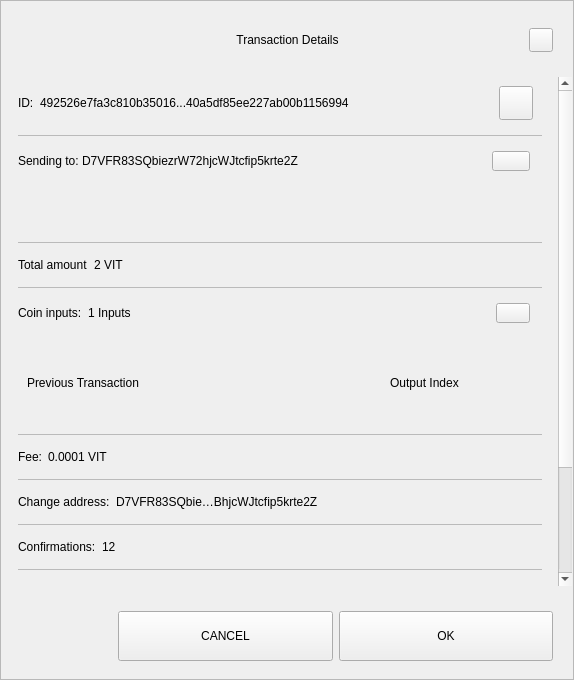
Qt form src/qt/vitae/forms/sendconfirmdialog.ui (VitaeTeam/Vitae) before a commit.
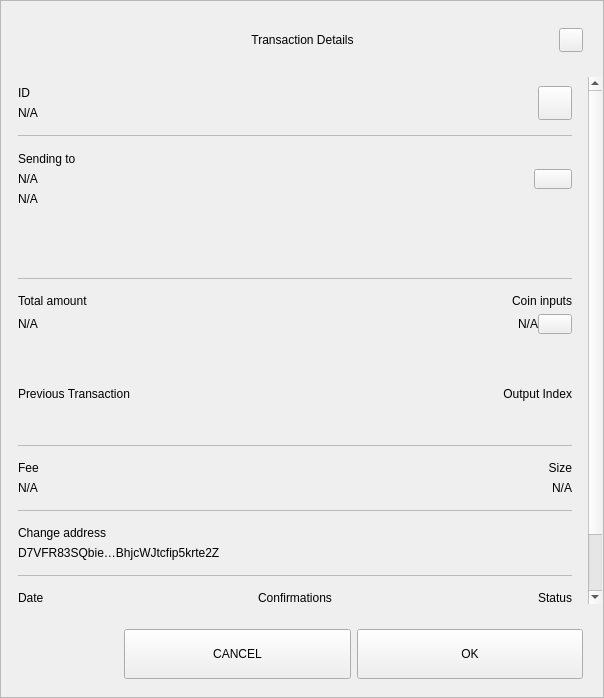
The same form after that commit.

Commit message:
Merge #1447: [GUI] Add address-label to sendconfirm-popup
4059ed849db54bbbc96bfde9f4153bab61b2ca26 [GUI] Add address-label to sendconfirm-popup (random-zebra)

Pull request description:

  Replaces #1311

ACKs for top commit:
  furszy:
    Nice work, tested ACK 4059ed8
  Fuzzbawls:
    ACK 4059ed849db54bbbc96bfde9f4153bab61b2ca26

Tree-SHA512: d2acfcc4cd5449e535081e5fcd8316f4fb0ab34d73b68bc88d9301afb7a384fc986e6b4cc0a5f02258dda0c1848f547e86f776232a3bc83dc38357e9cdc53836

# Conflicts:
#	src/qt/vitae/forms/sendconfirmdialog.ui

What changed in the file:
```diff
--- a/src/qt/vitae/forms/sendconfirmdialog.ui
+++ b/src/qt/vitae/forms/sendconfirmdialog.ui
@@ -6,8 +6,8 @@
    <rect>
     <x>0</x>
     <y>0</y>
-    <width>574</width>
-    <height>680</height>
+    <width>604</width>
+    <height>698</height>
    </rect>
   </property>
   <property name="sizePolicy">
@@ -218,8 +218,8 @@
              <rect>
               <x>0</x>
               <y>0</y>
-              <width>556</width>
-              <height>672</height>
+              <width>586</width>
+              <height>644</height>
              </rect>
             </property>
             <property name="autoFillBackground">
@@ -263,10 +263,15 @@
                 </property>
                 <item>
                  <widget class="QWidget" name="contentID" native="true">
-                  <layout class="QHBoxLayout" name="horizontalLayout_12" stretch="0,1,0">
+                  <layout class="QHBoxLayout" name="horizontalLayout_12" stretch="0,0">
                    <property name="leftMargin">
                     <number>0</number>
                    </property>
+                   <property name="rightMargin">
+                    <number>0</number>
+                   </property>
+                   <item>
+                    <layout class="QVBoxLayout" name="contentID_int">
                    <item>
                     <widget class="QLabel" name="labelId">
                      <property name="maximumSize">
@@ -276,16 +281,18 @@
                       </size>
                      </property>
                      <property name="text">
-                      <string>ID:</string>
+                        <string>ID</string>
                      </property>
                     </widget>
                    </item>
                    <item>
                     <widget class="QLabel" name="textId">
                      <property name="text">
-                      <string>492526e7fa3c810b35016...40a5df85ee227ab00b1156994</string>
-                     </property>
-                    </widget>
+                        <string notr="true">N/A</string>
+                       </property>
+                      </widget>
+                     </item>
+                    </layout>
                    </item>
                    <item>
                     <widget class="QPushButton" name="pushCopy">
@@ -319,7 +326,7 @@
                  </widget>
                 </item>
                 <item>
-                 <widget class="QLabel" name="labelDivider9">
+                 <widget class="QLabel" name="labelDividerID">
                   <property name="maximumSize">
                    <size>
                     <width>16777215</width>
@@ -335,16 +342,36 @@
                  </widget>
                 </item>
                 <item>
-                 <widget class="QWidget" name="contentOutputs" native="true">
-                  <layout class="QHBoxLayout" name="horizontalLayout_11" stretch="0,3,0">
+                 <widget class="QWidget" name="contentOutputsLabel" native="true">
+                  <layout class="QHBoxLayout" name="horizontalLayout_11" stretch="0,0">
                    <property name="spacing">
+                    <number>6</number>
+                   </property>
+                   <property name="leftMargin">
                     <number>0</number>
                    </property>
+                   <property name="topMargin">
+                    <number>9</number>
+                   </property>
+                   <property name="rightMargin">
+                    <number>0</number>
+                   </property>
+                   <property name="bottomMargin">
+                    <number>9</number>
+                   </property>
+                   <item>
+                    <layout class="QVBoxLayout" name="contentOutputsLabel_int">
                    <property name="leftMargin">
                     <number>0</number>
                    </property>
+                     <property name="topMargin">
+                      <number>1</number>
+                     </property>
                    <property name="rightMargin">
-                    <number>12</number>
+                      <number>6</number>
+                     </property>
+                     <property name="bottomMargin">
+                      <number>1</number>
                    </property>
                    <item>
                     <widget class="QLabel" name="labelSend">
@@ -355,16 +382,43 @@
                       </size>
                      </property>
                      <property name="text">
-                      <string>Sending to: </string>
+                        <string>Sending to</string>
+                       </property>
+                      </widget>
+                     </item>
+                     <item>
+                      <widget class="QWidget" name="widget" native="true">
+                       <layout class="QVBoxLayout" name="verticalLayout_6">
+                        <property name="leftMargin">
+                         <number>0</number>
+                        </property>
+                        <property name="topMargin">
+                         <number>0</number>
+                        </property>
+                        <property name="rightMargin">
+                         <number>0</number>
+                        </property>
+                        <property name="bottomMargin">
+                         <number>0</number>
+                        </property>
+                        <item>
+                         <widget class="QLabel" name="textSendLabel">
+                          <property name="text">
+                           <string notr="true">N/A</string>
                      </property>
                     </widget>
                    </item>
                    <item>
                     <widget class="QLabel" name="textSend">
                      <property name="text">
-                      <string>D7VFR83SQbiezrW72hjcWJtcfip5krte2Z </string>
-                     </property>
-                    </widget>
+                           <string notr="true">N/A</string>
+                          </property>
+                         </widget>
+                        </item>
+                       </layout>
+                      </widget>
+                     </item>
+                    </layout>
                    </item>
                    <item>
                     <widget class="QPushButton" name="pushOutputs">
@@ -415,7 +469,7 @@
                     <rect>
                      <x>0</x>
                      <y>0</y>
-                     <width>522</width>
+                     <width>552</width>
                      <height>48</height>
                     </rect>
                    </property>
@@ -428,7 +482,7 @@
                  </widget>
                 </item>
                 <item>
-                 <widget class="QLabel" name="labelDivider8">
+                 <widget class="QLabel" name="labelDividerOutputs">
                   <property name="maximumSize">
                    <size>
                     <width>16777215</width>
@@ -444,12 +498,31 @@
                  </widget>
                 </item>
                 <item>
-                 <widget class="QWidget" name="contentAmount" native="true">
-                  <layout class="QHBoxLayout" name="horizontalLayout_4" stretch="0,1">
+                 <widget class="QWidget" name="gridAmounts" native="true">
+                  <layout class="QGridLayout" name="contentAmountInputs">
                    <property name="leftMargin">
                     <number>0</number>
                    </property>
-                   <item>
+                   <property name="topMargin">
+                    <number>9</number>
+                   </property>
+                   <property name="rightMargin">
+                    <number>0</number>
+                   </property>
+                   <property name="bottomMargin">
+                    <number>9</number>
+                   </property>
+                   <property name="horizontalSpacing">
+                    <number>12</number>
+                   </property>
+                   <item row="1" column="0">
+                    <widget class="QLabel" name="textAmount">
+                     <property name="text">
+                      <string notr="true">N/A</string>
+                     </property>
+                    </widget>
+                   </item>
+                   <item row="0" column="0">
                     <widget class="QLabel" name="labelAmount">
                      <property name="maximumSize">
                       <size>
@@ -462,42 +535,7 @@
                      </property>
                     </widget>
                    </item>
-                   <item>
-                    <widget class="QLabel" name="textAmount">
-                     <property name="text">
-                      <string>2 VIT</string>
-                     </property>
-                    </widget>
-                   </item>
-                  </layout>
-                 </widget>
-                </item>
-                <item>
-                 <widget class="QLabel" name="labelDivider6">
-                  <property name="maximumSize">
-                   <size>
-                    <width>16777215</width>
-                    <height>1</height>
-                   </size>
-                  </property>
-                  <property name="styleSheet">
-                   <string notr="true">background-color:#bababa;</string>
-                  </property>
-                  <property name="text">
-                   <string/>
-                  </property>
-                 </widget>
-                </item>
-                <item>
-                 <widget class="QWidget" name="contentInputs" native="true">
-                  <layout class="QHBoxLayout" name="horizontalLayout" stretch="0,2,0">
-                   <property name="leftMargin">
-                    <number>0</number>
-                   </property>
-                   <property name="rightMargin">
-                    <number>12</number>
-                   </property>
-                   <item>
+                   <item row="0" column="3">
                     <widget class="QLabel" name="labelInputs">
                      <property name="sizePolicy">
                       <sizepolicy hsizetype="Minimum" vsizetype="Preferred">
@@ -512,14 +550,22 @@
                       </size>
                      </property>
                      <property name="text">
-                      <string>Coin inputs:</string>
+                      <string>Coin inputs</string>
+                     </property>
+                     <property name="alignment">
+                      <set>Qt::AlignRight|Qt::AlignTrailing|Qt::AlignVCenter</set>
                      </property>
                     </widget>
                    </item>
+                   <item row="1" column="3">
+                    <layout class="QHBoxLayout" name="horizontalLayout">
                    <item>
                     <widget class="QLabel" name="textInputs">
                      <property name="text">
-                      <string>1 Inputs</string>
+                        <string notr="true">N/A</string>
+                       </property>
+                       <property name="alignment">
+                        <set>Qt::AlignRight|Qt::AlignTrailing|Qt::AlignVCenter</set>
                      </property>
                     </widget>
                    </item>
@@ -534,6 +580,9 @@
                      <property name="focusPolicy">
                       <enum>Qt::NoFocus</enum>
                      </property>
+                       <property name="layoutDirection">
+                        <enum>Qt::LeftToRight</enum>
+                       </property>
                      <property name="styleSheet">
                       <string notr="true"/>
                      </property>
@@ -541,6 +590,8 @@
                       <string/>
                      </property>
                     </widget>
+                     </item>
+                    </layout>
                    </item>
                   </layout>
                  </widget>
@@ -559,13 +610,41 @@
                     <height>90</height>
                    </size>
                   </property>
-                  <layout class="QGridLayout" name="gridLayoutInput" columnstretch="5,2" rowminimumheight="0">
+                  <property name="lineWidth">
+                   <number>0</number>
+                  </property>
+                  <layout class="QGridLayout" name="gridLayoutInput" columnstretch="5,0">
                    <property name="sizeConstraint">
                     <enum>QLayout::SetMaximumSize</enum>
                    </property>
+                   <property name="leftMargin">
+                    <number>0</number>
+                   </property>
+                   <property name="rightMargin">
+                    <number>0</number>
+                   </property>
                    <property name="verticalSpacing">
                     <number>0</number>
                    </property>
+                   <item row="0" column="1">
+                    <widget class="QLabel" name="labelOutputIndex">
+                     <property name="layoutDirection">
+                      <enum>Qt::LeftToRight</enum>
+                     </property>
+                     <property name="text">
+                      <string>Output Index</string>
+                     </property>
+                     <property name="textFormat">
+                      <enum>Qt::AutoText</enum>
+                     </property>
+                     <property name="alignment">
+                      <set>Qt::AlignRight|Qt::AlignTrailing|Qt::AlignVCenter</set>
+                     </property>
+                     <property name="margin">
+                      <number>0</number>
+                     </property>
+                    </widget>
+                   </item>
                    <item row="0" column="0" alignment="Qt::AlignLeft">
                     <widget class="QLabel" name="labelTitlePrevTx">
                      <property name="text">
@@ -573,21 +652,11 @@
                      </property>
                     </widget>
                    </item>
-                   <item row="0" column="1" alignment="Qt::AlignLeft">
-                    <widget class="QLabel" name="labelOutputIndex">
-                     <property name="text">
-                      <string>Output Index</string>
-                     </property>
-                     <property name="alignment">
-                      <set>Qt::AlignCenter</set>
-                     </property>
-                    </widget>
-                   </item>
                   </layout>
                  </widget>
                 </item>
                 <item>
-                 <widget class="QLabel" name="labelDivider1">
+                 <widget class="QLabel" name="labelDividerPrevtx">
                   <property name="maximumSize">
                    <size>
                     <width>16777215</width>
@@ -603,9 +672,19 @@
                  </widget>
                 </item>
                 <item>
-                 <widget class="QWidget" name="contentFee" native="true">
-                  <layout class="QHBoxLayout" name="horizontalLayout_7" stretch="0,1">
-                   <property name="leftMargin">
+                 <layout class="QHBoxLayout" name="contentFeeSize">
+                  <property name="topMargin">
+                   <number>9</number>
+                  </property>
+                  <property name="bottomMargin">
+                   <number>9</number>
+                  </property>
+                  <item>
+                   <layout class="QVBoxLayout" name="contentFee">
+                    <property name="topMargin">
+                     <number>0</number>
+                    </property>
+                    <property name="bottomMargin">
                     <number>0</number>
                    </property>
                    <item>
@@ -617,22 +696,64 @@
                       </size>
                      </property>
                      <property name="text">
-                      <string>Fee:</string>
+                       <string>Fee</string>
                      </property>
                     </widget>
                    </item>
                    <item>
                     <widget class="QLabel" name="textFee">
                      <property name="text">
-                      <string>0.0001 VIT</string>
+                       <string notr="true">N/A</string>
                      </property>
                     </widget>
                    </item>
                   </layout>
+                  </item>
+                  <item>
+                   <widget class="QWidget" name="contentSize" native="true">
+                    <layout class="QVBoxLayout" name="contentSize_layout">
+                     <property name="topMargin">
+                      <number>0</number>
+                     </property>
+                     <property name="rightMargin">
+                      <number>0</number>
+                     </property>
+                     <property name="bottomMargin">
+                      <number>0</number>
+                     </property>
+                     <item>
+                      <widget class="QLabel" name="labelSize">
+                       <property name="maximumSize">
+                        <size>
+                         <width>16777215</width>
+                         <height>16777215</height>
+                        </size>
+                       </property>
+                       <property name="text">
+                        <string>Size</string>
+                       </property>
+                       <property name="alignment">
+                        <set>Qt::AlignRight|Qt::AlignTrailing|Qt::AlignVCenter</set>
+                       </property>
                  </widget>
                 </item>
                 <item>
-                 <widget class="QLabel" name="labelDivider2">
+                      <widget class="QLabel" name="textSize">
+                       <property name="text">
+                        <string notr="true">N/A</string>
+                       </property>
+                       <property name="alignment">
+                        <set>Qt::AlignRight|Qt::AlignTrailing|Qt::AlignVCenter</set>
+                       </property>
+                      </widget>
+                     </item>
+                    </layout>
+                   </widget>
+                  </item>
+                 </layout>
+                </item>
+                <item>
+                 <widget class="QLabel" name="labelDividerFeeSize">
                   <property name="maximumSize">
                    <size>
                     <width>16777215</width>
@@ -649,10 +770,19 @@
                 </item>
                 <item>
                  <widget class="QWidget" name="contentChangeAddress" native="true">
-                  <layout class="QHBoxLayout" name="horizontalLayout_6" stretch="0,1">
+                  <layout class="QVBoxLayout" name="contentChangeAddress_layout">
                    <property name="leftMargin">
                     <number>0</number>
                    </property>
+                   <property name="topMargin">
+                    <number>9</number>
+                   </property>
+                   <property name="rightMargin">
+                    <number>0</number>
+                   </property>
+                   <property name="bottomMargin">
+                    <number>9</number>
+                   </property>
                    <item>
                     <widget class="QLabel" name="labelChange">
                      <property name="maximumSize">
@@ -662,7 +792,7 @@
                       </size>
                      </property>
                      <property name="text">
-                      <string>Change address:</string>
+                      <string>Change address</string>
                      </property>
                     </widget>
                    </item>
@@ -677,7 +807,7 @@
                  </widget>
                 </item>
                 <item>
-                 <widget class="QLabel" name="labelDivider4">
+                 <widget class="QLabel" name="labelDividerChange">
                   <property name="maximumSize">
                    <size>
                     <width>16777215</width>
@@ -693,12 +823,25 @@
                  </widget>
                 </item>
                 <item>
-                 <widget class="QWidget" name="contentConfirmations" native="true">
-                  <layout class="QHBoxLayout" name="horizontalLayout_8" stretch="0,1">
+                 <widget class="QWidget" name="gridConfDateStatus" native="true">
+                  <layout class="QGridLayout" name="contentConfDateStatus">
                    <property name="leftMargin">
                     <number>0</number>
                    </property>
-                   <item>
+                   <property name="rightMargin">
+                    <number>0</number>
+                   </property>
+                   <item row="1" column="3">
+                    <widget class="QLabel" name="textStatus">
+                     <property name="text">
+                      <string>Spendable</string>
+                     </property>
+                     <property name="alignment">
+                      <set>Qt::AlignRight|Qt::AlignTrailing|Qt::AlignVCenter</set>
+                     </property>
+                    </widget>
+                   </item>
+                   <item row="0" column="1">
                     <widget class="QLabel" name="labelConfirmations">
                      <property name="maximumSize">
                       <size>
@@ -707,88 +850,40 @@
                       </size>
                      </property>
                      <property name="text">
-                      <string>Confirmations:</string>
+                      <string>Confirmations</string>
                      </property>
+                     <property name="alignment">
+                      <set>Qt::AlignCenter</set>
+                     </property>
                     </widget>
                    </item>
-                   <item>
+                   <item row="0" column="3">
+                    <widget class="QLabel" name="labelStatus">
+                     <property name="maximumSize">
+                      <size>
+                       <width>16777215</width>
+                       <height>16777215</height>
+                      </size>
+                     </property>
+                     <property name="text">
+                      <string>Status</string>
+                     </property>
+                     <property name="alignment">
+                      <set>Qt::AlignRight|Qt::AlignTrailing|Qt::AlignVCenter</set>
+                     </property>
+                    </widget>
+                   </item>
+                   <item row="1" column="1">
                     <widget class="QLabel" name="textConfirmations">
                      <property name="text">
-                      <string>12</string>
+                      <string notr="true">N/A</string>
                      </property>
-                    </widget>
-                   </item>
-                  </layout>
-                 </widget>
-                </item>
-                <item>
-                 <widget class="QLabel" name="labelDivider7">
-                  <property name="maximumSize">
-                   <size>
-                    <width>16777215</width>
-                    <height>1</height>
-                   </size>
-                  </property>
-                  <property name="styleSheet">
-                   <string notr="true">background-color:#bababa;</string>
-                  </property>
-                  <property name="text">
-                   <string/>
-                  </property>
-                 </widget>
-                </item>
-                <item>
-                 <widget class="QWidget" name="contentSize" native="true">
-                  <layout class="QHBoxLayout" name="horizontalLayout_9" stretch="0,1">
-                   <property name="leftMargin">
-                    <number>0</number>
-                   </property>
-                   <item>
-                    <widget class="QLabel" name="labelSize">
-                     <property name="maximumSize">
-                      <size>
-                       <width>16777215</width>
-                       <height>16777215</height>
-                      </size>
-                     </property>
-                     <property name="text">
-                      <string>Size:</string>
-                     </property>
-                    </widget>
-                   </item>
-                   <item>
-                    <widget class="QLabel" name="textSize">
-                     <property name="text">
-                      <string>2 kB</string>
-                     </property>
-                    </widget>
-                   </item>
-                  </layout>
-                 </widget>
-                </item>
-                <item>
-                 <widget class="QLabel" name="labelDivider3">
-                  <property name="maximumSize">
-                   <size>
-                    <width>16777215</width>
-                    <height>1</height>
-                   </size>
-                  </property>
-                  <property name="styleSheet">
-                   <string notr="true">background-color:#bababa;</string>
-                  </property>
-                  <property name="text">
-                   <string/>
-                  </property>
-                 </widget>
-                </item>
-                <item>
-                 <widget class="QWidget" name="contentDate" native="true">
-                  <layout class="QHBoxLayout" name="horizontalLayout_5" stretch="0,1">
-                   <property name="leftMargin">
-                    <number>0</number>
-                   </property>
-                   <item>
+                     <property name="alignment">
+                      <set>Qt::AlignCenter</set>
+                     </property>
+                    </widget>
+                   </item>
+                   <item row="0" column="0">
                     <widget class="QLabel" name="labelDate">
                      <property name="maximumSize">
                       <size>
@@ -797,22 +892,28 @@
                       </size>
                      </property>
                      <property name="text">
-                      <string>Date:</string>
+                      <string>Date</string>
+                     </property>
+                     <property name="alignment">
+                      <set>Qt::AlignLeading|Qt::AlignLeft|Qt::AlignVCenter</set>
                      </property>
                     </widget>
                    </item>
-                   <item>
+                   <item row="1" column="0">
                     <widget class="QLabel" name="textDate">
                      <property name="text">
                       <string>May 25, 2017</string>
                      </property>
+                     <property name="alignment">
+                      <set>Qt::AlignLeading|Qt::AlignLeft|Qt::AlignVCenter</set>
+                     </property>
                     </widget>
                    </item>
                   </layout>
                  </widget>
                 </item>
                 <item>
-                 <widget class="QLabel" name="labelDivider5">
+                 <widget class="QLabel" name="labelDividerConfs">
                   <property name="maximumSize">
                    <size>
                     <width>16777215</width>
@@ -827,35 +928,6 @@
                   </property>
                  </widget>
                 </item>
-                <item>
-                 <widget class="QWidget" name="contentStatus" native="true">
-                  <layout class="QHBoxLayout" name="horizontalLayout_10" stretch="0,1">
-                   <property name="leftMargin">
-                    <number>0</number>
-                   </property>
-                   <item>
-                    <widget class="QLabel" name="labelStatus">
-                     <property name="maximumSize">
-                      <size>
-                       <width>16777215</width>
-                       <height>16777215</height>
-                      </size>
-                     </property>
-                     <property name="text">
-                      <string>Status:</string>
-                     </property>
-                    </widget>
-                   </item>
-                   <item>
-                    <widget class="QLabel" name="textStatus">
-                     <property name="text">
-                      <string>Spendable</string>
-                     </property>
-                    </widget>
-                   </item>
-                  </layout>
-                 </widget>
-                </item>
                 <item>
                  <spacer name="verticalSpacer_2">
                   <property name="orientation">
```
Lines whose indentation alone changed are shown as unchanged. The commit also changes 1 other file.
